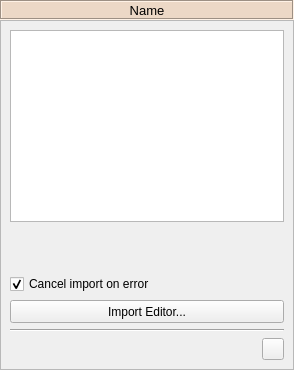
spine-tools/spine-items, file spine_items/importer/ui/importer_properties.ui: the form before one commit.
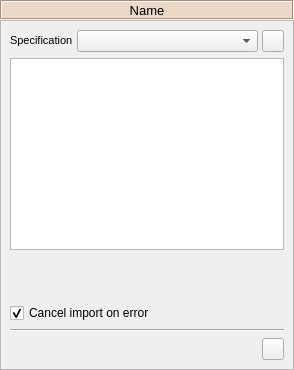
The form after the commit. Icons and pictures are not drawn.

Commit message:
Finalize support for specifications in the Importer
Re #17

```diff
--- a/spine_items/importer/ui/importer_properties.ui
+++ b/spine_items/importer/ui/importer_properties.ui
@@ -103,6 +103,82 @@
        </rect>
       </property>
       <layout class="QVBoxLayout" name="verticalLayout_21">
+       <item>
+        <layout class="QHBoxLayout" name="horizontalLayout_9">
+         <property name="spacing">
+          <number>4</number>
+         </property>
+         <item>
+          <widget class="QLabel" name="label_specification">
+           <property name="sizePolicy">
+            <sizepolicy hsizetype="Fixed" vsizetype="Fixed">
+             <horstretch>0</horstretch>
+             <verstretch>0</verstretch>
+            </sizepolicy>
+           </property>
+           <property name="maximumSize">
+            <size>
+             <width>16777215</width>
+             <height>16777215</height>
+            </size>
+           </property>
+           <property name="font">
+            <font>
+             <pointsize>8</pointsize>
+            </font>
+           </property>
+           <property name="text">
+            <string>Specification</string>
+           </property>
+          </widget>
+         </item>
+         <item>
+          <widget class="QComboBox" name="comboBox_specification">
+           <property name="sizePolicy">
+            <sizepolicy hsizetype="Expanding" vsizetype="Fixed">
+             <horstretch>0</horstretch>
+             <verstretch>0</verstretch>
+            </sizepolicy>
+           </property>
+           <property name="toolTip">
+            <string>&lt;html&gt;&lt;head/&gt;&lt;body&gt;&lt;p&gt;Specification for this Importer&lt;/p&gt;&lt;/body&gt;&lt;/html&gt;</string>
+           </property>
+          </widget>
+         </item>
+         <item>
+          <widget class="QToolButton" name="toolButton_edit_specification">
+           <property name="minimumSize">
+            <size>
+             <width>22</width>
+             <height>22</height>
+            </size>
+           </property>
+           <property name="maximumSize">
+            <size>
+             <width>22</width>
+             <height>22</height>
+            </size>
+           </property>
+           <property name="toolTip">
+            <string>&lt;html&gt;&lt;head/&gt;&lt;body&gt;&lt;p&gt;Edit specification.&lt;/p&gt;&lt;/body&gt;&lt;/html&gt;</string>
+           </property>
+           <property name="icon">
+            <iconset resource="../../ui/resources/resources_icons.qrc">
+             <normaloff>:/icons/wrench.svg</normaloff>:/icons/wrench.svg</iconset>
+           </property>
+           <property name="iconSize">
+            <size>
+             <width>16</width>
+             <height>16</height>
+            </size>
+           </property>
+           <property name="popupMode">
+            <enum>QToolButton::InstantPopup</enum>
+           </property>
+          </widget>
+         </item>
+        </layout>
+       </item>
        <item>
         <widget class="QTreeView" name="treeView_files">
          <property name="font">
@@ -153,34 +229,6 @@
          </property>
         </widget>
        </item>
-       <item>
-        <widget class="QPushButton" name="pushButton_import_editor">
-         <property name="sizePolicy">
-          <sizepolicy hsizetype="MinimumExpanding" vsizetype="Fixed">
-           <horstretch>0</horstretch>
-           <verstretch>0</verstretch>
-          </sizepolicy>
-         </property>
-         <property name="minimumSize">
-          <size>
-           <width>75</width>
-           <height>23</height>
-          </size>
-         </property>
-         <property name="maximumSize">
-          <size>
-           <width>16777215</width>
-           <height>23</height>
-          </size>
-         </property>
-         <property name="toolTip">
-          <string>&lt;html&gt;&lt;head/&gt;&lt;body&gt;&lt;p&gt;Open selected file in Import Editor&lt;/p&gt;&lt;/body&gt;&lt;/html&gt;</string>
-         </property>
-         <property name="text">
-          <string>Import Editor...</string>
-         </property>
-        </widget>
-       </item>
        <item>
         <widget class="Line" name="line_6">
          <property name="orientation">
```
The commit also changes 23 other files.
